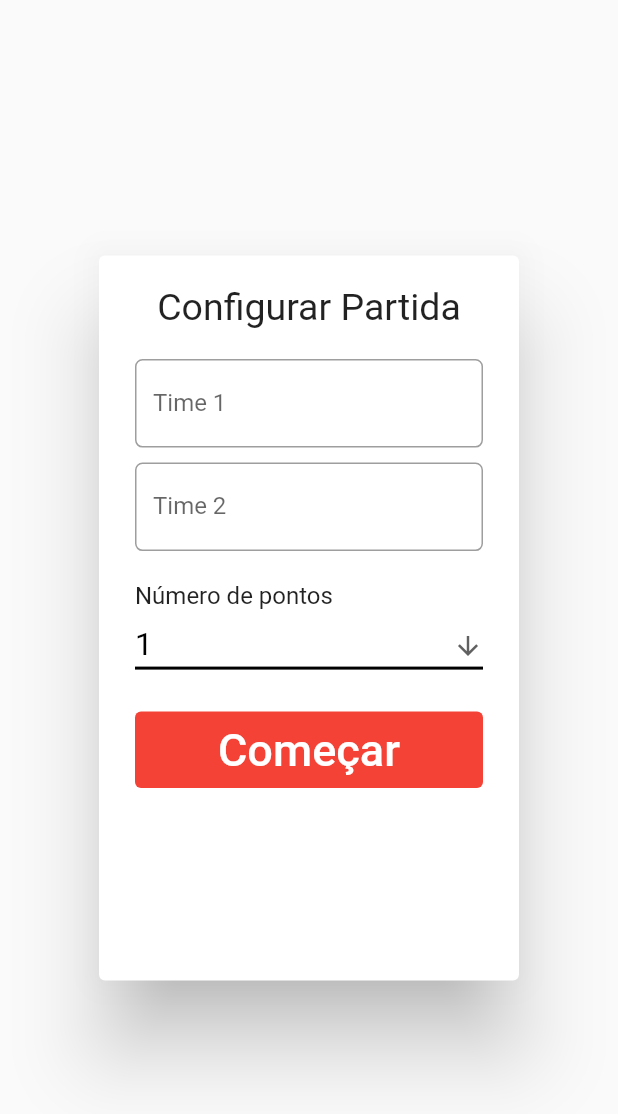
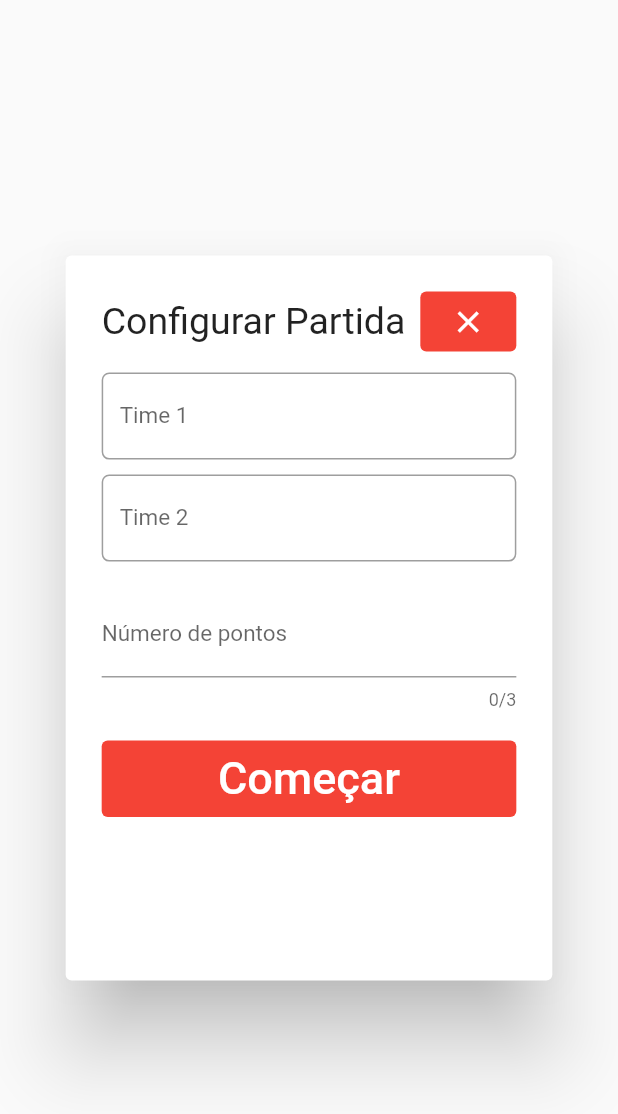
Before and after one commit to mathlouly/marcador_de_truco_em_flutter, a Flutter app: what configPartida() shows on an empty page, opened directly, on a phone screen of 412 x 824 dp. Shown: the top 1114 px of the screen. Run offline on Flutter 3.47's test engine with Material 2 defaults, Android fonts, the phone set to English and light mode, and no system bars.

Commit message:
Contador de pontos

```diff
--- a/lib/home.dart
+++ b/lib/screens/home_page.dart
@@ -1,5 +1,5 @@
 import 'package:flutter/material.dart';
-import 'package:marcador_de_truco/widgets/config-partida.dart';
+import 'package:marcador_de_truco/widgets/config_partida.dart';
 
 class HomePage extends StatefulWidget {
   @override
--- a/lib/widgets/config-partida.dart
+++ /dev/null
@@ -1,98 +0,0 @@
-import 'package:flutter/material.dart';
-
-Widget configPartida(BuildContext context) {
-  var _rodadas = ['1', '2', '3', '4', '5', '6', '7', '8', '9', '10', '11', '12', '13', '14', '15'];
-  String newValueDropdown = '1';
-  bool isExpanded = false;
-
-  return StatefulBuilder(builder: (context, setState) {
-    return AlertDialog(
-      content: FractionallySizedBox(
-        heightFactor: isExpanded ? 0.9 : 0.6,
-        child: SingleChildScrollView(
-          child: Column(
-            mainAxisAlignment: MainAxisAlignment.center,
-            crossAxisAlignment: CrossAxisAlignment.stretch,
-            children: [
-              Container(
-                padding: EdgeInsets.only(bottom: 20),
-                child: Center(
-                  child: Text(
-                    "Configurar Partida",
-                    style: TextStyle(fontSize: 25),
-                  ),
-                ),
-              ),
-              TextFormField(
-                onTap: () => setState(() => isExpanded = true),
-                onFieldSubmitted: (value) => setState(() => isExpanded = false),
-                decoration: InputDecoration(
-                  labelText: "Time 1",
-                  border: OutlineInputBorder(borderRadius: BorderRadius.all(Radius.circular(5))),
-                ),
-              ),
-              SizedBox(
-                height: 10,
-              ),
-              TextFormField(
-                onTap: () => setState(() => isExpanded = true),
-                onFieldSubmitted: (value) => setState(() => isExpanded = false),
-                decoration: InputDecoration(
-                  labelText: "Time 2",
-                  border: OutlineInputBorder(borderRadius: BorderRadius.all(Radius.circular(5))),
-                ),
-              ),
-              SizedBox(
-                height: 20,
-              ),
-              Text('Número de pontos'),
-              Container(
-                child: Center(
-                  child: DropdownButton(
-                    isExpanded: true,
-                    underline: Container(
-                      height: 2,
-                      color: Colors.black,
-                    ),
-                    value: newValueDropdown,
-                    items: _rodadas.map((String value) {
-                      return DropdownMenuItem<String>(
-                        value: value,
-                        child: Text(
-                          value,
-                          textAlign: TextAlign.center,
-                        ),
-                      );
-                    }).toList(),
-                    onChanged: (value) {
-                      setState(() {
-                        newValueDropdown = value;
-                      });
-                    },
-                    style: TextStyle(fontSize: 21, color: Colors.black),
-                    icon: Icon(Icons.arrow_downward),
-                    iconSize: 20,
-                  ),
-                ),
-              ),
-              SizedBox(
-                height: 20,
-              ),
-              TextButton(
-                onPressed: () {},
-                style: ButtonStyle(
-                  overlayColor: MaterialStateProperty.all(Colors.black38),
-                  backgroundColor: MaterialStateProperty.all(Colors.red),
-                ),
-                child: Text(
-                  'Começar',
-                  style: TextStyle(color: Colors.white, fontSize: 30),
-                ),
-              ),
-            ],
-          ),
-        ),
-      ),
-    );
-  });
-}
--- /dev/null
+++ b/lib/widgets/config_partida.dart
@@ -0,0 +1,122 @@
+import 'package:flutter/material.dart';
+import 'package:marcador_de_truco/screens/marcador_page.dart';
+
+Widget configPartida(BuildContext context) {
+  TextEditingController teamOne = TextEditingController();
+  TextEditingController teamTwo = TextEditingController();
+  TextEditingController numberRound = TextEditingController();
+  List notSymbols = ['-', ' ', '_', '.', ','];
+
+  return StatefulBuilder(builder: (context, setState) {
+    return AlertDialog(
+      content: FractionallySizedBox(
+        heightFactor: MediaQuery.of(context).viewInsets.bottom > 200
+            ? MediaQuery.of(context).viewInsets.bottom < 250
+                ? 0.9
+                : 1
+            : 0.6,
+        child: SingleChildScrollView(
+          child: Column(
+            mainAxisAlignment: MainAxisAlignment.center,
+            crossAxisAlignment: CrossAxisAlignment.stretch,
+            children: [
+              Padding(
+                padding: const EdgeInsets.only(bottom: 10),
+                child: Row(
+                  mainAxisAlignment: MainAxisAlignment.center,
+                  children: [
+                    Container(
+                      padding: EdgeInsets.only(right: 10),
+                      child: Center(
+                        child: Text(
+                          "Configurar Partida",
+                          style: TextStyle(fontSize: 25),
+                        ),
+                      ),
+                    ),
+                    Container(
+                      child: TextButton(
+                        style: ButtonStyle(
+                          overlayColor: MaterialStateProperty.all(Colors.black38),
+                          backgroundColor: MaterialStateProperty.all(Colors.red),
+                        ),
+                        onPressed: () => Navigator.of(context).pop(),
+                        child: Icon(
+                          Icons.close,
+                          color: Colors.white,
+                        ),
+                      ),
+                    ),
+                  ],
+                ),
+              ),
+              TextFormField(
+                controller: teamOne,
+                style: TextStyle(fontSize: 15, color: Colors.black),
+                decoration: InputDecoration(
+                  labelText: "Time 1",
+                  border: OutlineInputBorder(borderRadius: BorderRadius.all(Radius.circular(5))),
+                ),
+              ),
+              SizedBox(
+                height: 10,
+              ),
+              TextFormField(
+                controller: teamTwo,
+                style: TextStyle(fontSize: 15, color: Colors.black),
+                decoration: InputDecoration(
+                  labelText: "Time 2",
+                  border: OutlineInputBorder(borderRadius: BorderRadius.all(Radius.circular(5))),
+                ),
+              ),
+              SizedBox(
+                height: 20,
+              ),
+              Container(
+                child: Center(
+                  child: TextFormField(
+                    style: TextStyle(fontSize: 15, color: Colors.black),
+                    maxLength: 3,
+                    controller: numberRound,
+                    onTap: () {
+                      print(MediaQuery.of(context).viewInsets.bottom);
+                    },
+                    onChanged: (newValue) {
+                      for (int i = 0; i < notSymbols.length; i++) {
+                        if (newValue.contains(notSymbols[i])) {
+                          numberRound.text = numberRound.text.replaceAll(notSymbols[i], '');
+                        }
+                      }
+                    },
+                    keyboardType: TextInputType.number,
+                    decoration: InputDecoration(
+                      labelText: 'Número de pontos',
+                      fillColor: Colors.orange,
+                    ),
+                  ),
+                ),
+              ),
+              SizedBox(
+                height: 20,
+              ),
+              TextButton(
+                style: ButtonStyle(
+                  overlayColor: MaterialStateProperty.all(Colors.black38),
+                  backgroundColor: MaterialStateProperty.all(Colors.red),
+                ),
+                child: Text(
+                  'Começar',
+                  style: TextStyle(color: Colors.white, fontSize: 30),
+                ),
+                onPressed: () {
+                  if (int.parse(numberRound.text) > 0 && teamOne.text.length > 0 && teamTwo.text.length > 0)
+                    Navigator.of(context).push(MaterialPageRoute(builder: (context) => MarcadorPage(int.parse(numberRound.text), teamOne.text, teamTwo.text)));
+                },
+              ),
+            ],
+          ),
+        ),
+      ),
+    );
+  });
+}
--- a/pubspec.yaml
+++ b/pubspec.yaml
@@ -49,10 +49,7 @@ flutter:
   # To add assets to your application, add an assets section, like this:
   assets:
     - assets/fundo.png
-    - assets/gaucho.png
     - assets/logo.png
-    - assets/mineiro.png
-    - assets/paulista.png
 
   # An image asset can refer to one or more resolution-specific "variants", see
   # https://flutter.dev/assets-and-images/#resolution-aware.
```
Also changed, not shown: lib/main.dart (+4 -3 lines), lib/screens/marcador_page.dart (added, +64 -0 lines), lib/widgets/contador.dart (added, +110 -0 lines).
